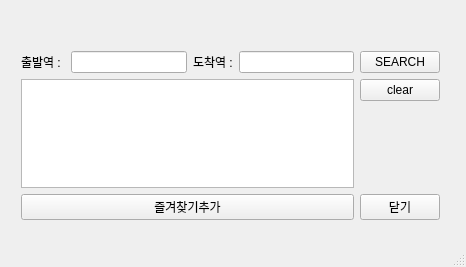
The window that mainSubway/mainwindow.ui (dktkwhdk1/Subway-Application-Project) describes before a commit, drawn with Qt 5.
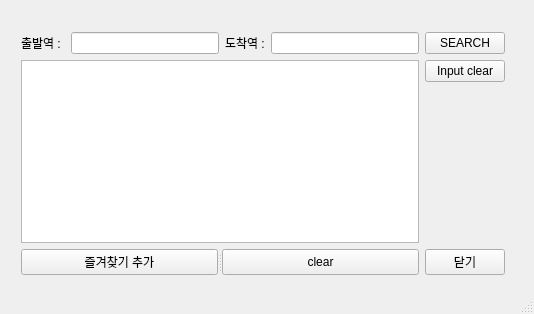
The same window after the commit.

Diff of the .ui file:
```diff
--- a/mainSubway/mainwindow.ui
+++ b/mainSubway/mainwindow.ui
@@ -6,8 +6,8 @@
    <rect>
     <x>0</x>
     <y>0</y>
-    <width>466</width>
-    <height>267</height>
+    <width>534</width>
+    <height>314</height>
    </rect>
   </property>
   <property name="windowTitle">
@@ -24,26 +24,39 @@
     <property name="geometry">
      <rect>
       <x>10</x>
-      <y>40</y>
-      <width>441</width>
-      <height>191</height>
+      <y>21</y>
+      <width>506</width>
+      <height>265</height>
      </rect>
     </property>
     <layout class="QGridLayout" name="gridLayout_2">
-     <item row="4" column="1">
+     <item row="3" column="0">
+      <widget class="QSplitter" name="splitter">
+       <property name="orientation">
+        <enum>Qt::Horizontal</enum>
+       </property>
+       <widget class="QPushButton" name="pushButton_3">
+        <property name="text">
+         <string>즐겨찾기 추가</string>
+        </property>
+       </widget>
+       <widget class="QPushButton" name="pushButton_4">
+        <property name="enabled">
+         <bool>true</bool>
+        </property>
+        <property name="text">
+         <string>clear</string>
+        </property>
+       </widget>
+      </widget>
+     </item>
+     <item row="3" column="1">
       <widget class="QPushButton" name="pushButton_2">
        <property name="text">
         <string>닫기</string>
        </property>
       </widget>
      </item>
-     <item row="1" column="1">
-      <widget class="QPushButton" name="search1">
-       <property name="text">
-        <string>clear</string>
-       </property>
-      </widget>
-     </item>
      <item row="0" column="0" colspan="2">
       <layout class="QGridLayout" name="gridLayout">
        <item row="0" column="3">
@@ -114,13 +127,13 @@
        </item>
       </layout>
      </item>
-     <item row="1" column="0" rowspan="3">
-      <widget class="QTextBrowser" name="textBrowser"/>
+     <item row="1" column="0" rowspan="2">
+      <widget class="QListWidget" name="listWidget"/>
      </item>
-     <item row="4" column="0">
-      <widget class="QPushButton" name="pushButton_3">
+     <item row="1" column="1">
+      <widget class="QPushButton" name="search1">
        <property name="text">
-        <string>즐겨찾기추가</string>
+        <string>Input clear</string>
        </property>
       </widget>
      </item>
```
Left out of the diff: 48 changed lines with no effect on the pictures.
